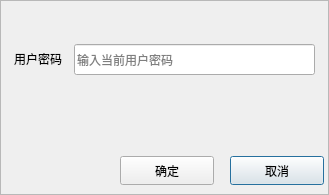
UbuntuKylin/youker-assistant, file src/authdialog.ui: the form before one commit.
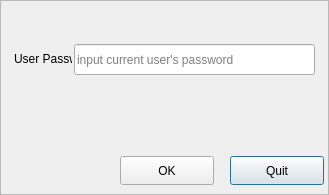
The form after the commit. Icons and pictures are not drawn.

```diff
--- a/src/authdialog.ui
+++ b/src/authdialog.ui
@@ -27,7 +27,7 @@
 font: 11pt &quot;文泉驿微米黑&quot;;</string>
    </property>
    <property name="text">
-    <string>取消</string>
+    <string>Quit</string>
    </property>
   </widget>
   <widget class="QPushButton" name="okButton">
@@ -44,7 +44,7 @@
 font: 11pt &quot;文泉驿微米黑&quot;;</string>
    </property>
    <property name="text">
-    <string>确定</string>
+    <string>OK</string>
    </property>
   </widget>
   <widget class="QLabel" name="btn_close">
@@ -102,7 +102,7 @@
     </rect>
    </property>
    <property name="text">
-    <string>用户密码</string>
+    <string>&lt;html&gt;&lt;head/&gt;&lt;body&gt;&lt;p&gt;User Passwd&lt;/p&gt;&lt;/body&gt;&lt;/html&gt;</string>
    </property>
   </widget>
   <widget class="QLineEdit" name="lineEdit">
@@ -118,7 +118,7 @@
     <string/>
    </property>
    <property name="placeholderText">
-    <string>输入当前用户密码</string>
+    <string>input current user's password</string>
    </property>
   </widget>
   <widget class="QFrame" name="frame">
```
